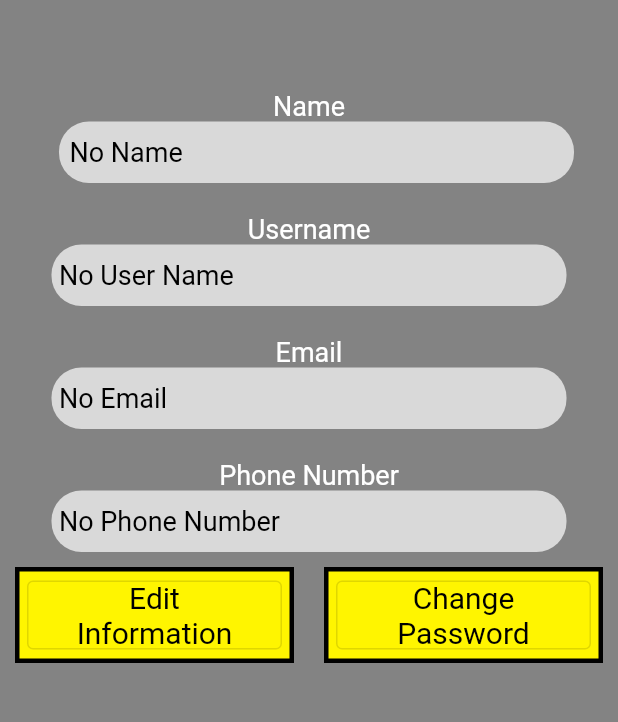
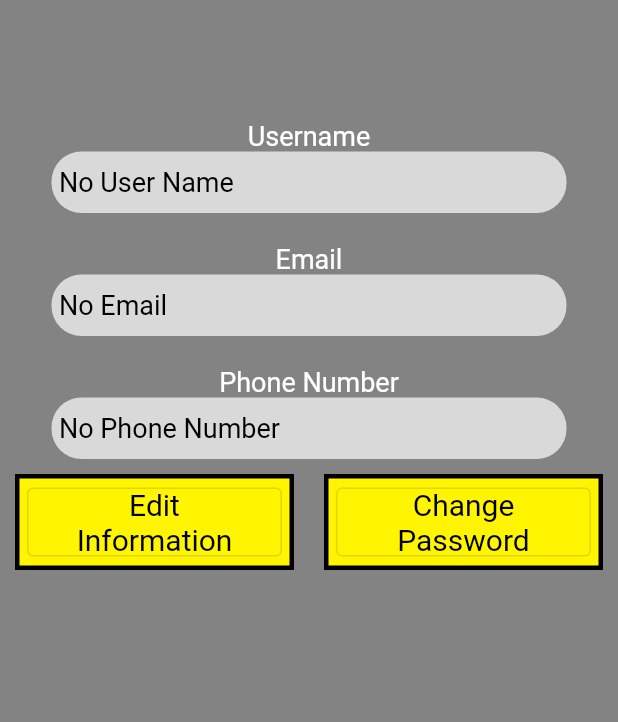
Before and after one commit to smaliszewski15/jct_mobile_app, a Flutter app: the Profile screen opened directly, on a phone screen of 412 x 824 dp, the part 444-1166 px from its top. Run offline on Flutter 3.47's test engine with Material 2 defaults, Android fonts, the phone set to English and light mode, and no system bars; our stand-ins replace audio_video_progress_bar, just_audio, permission_handler, shared_preferences; missing offline and left inert: audio_session, flutter_sound; accounts and stored records are empty; network calls fail.

Commit message:
Removed the name field from the users

```diff
--- a/lib/screens/edit_profile.dart
+++ b/lib/screens/edit_profile.dart
@@ -15,12 +15,6 @@ class EditUserProfilePage extends StatefulWidget {
 class _EditUserProfilePageState extends State<EditUserProfilePage> {
   @override
   void initState() {
-    name = CustomTextField(
-        minLength: 2,
-        maxLength: 100,
-        fieldName: 'Name',
-        fieldEntry: user.name,
-        tooltipKey: GlobalKey<TooltipState>());
     username = CustomTextField(
         minLength: 2,
         maxLength: 255,
--- a/lib/screens/user_profile.dart
+++ b/lib/screens/user_profile.dart
@@ -4,7 +4,6 @@ import '../utils/globals.dart';
 import '../utils/user.dart';
 
 class UserProfilePage extends StatelessWidget {
-
   @override
   Widget build(BuildContext context) {
     try {
@@ -12,8 +11,7 @@ class UserProfilePage extends StatelessWidget {
         return Profile();
       }
       return notLogged(context);
-    }
-    catch(e) {
+    } catch (e) {
       print(e.toString());
       return notLogged(context);
     }
@@ -99,13 +97,11 @@ class UserProfilePage extends StatelessWidget {
 }
 
 class Profile extends StatefulWidget {
-
   @override
   _ProfileState createState() => _ProfileState();
 }
 
 class _ProfileState extends State<Profile> {
-
   @override
   void initState() {
     super.initState();
@@ -135,7 +131,8 @@ class _ProfileState extends State<Profile> {
                 child: Container(
                   decoration: const BoxDecoration(
                     image: DecorationImage(
-                      image: AssetImage('assets/images/default-profile-image.jpg'),
+                      image:
+                          AssetImage('assets/images/default-profile-image.jpg'),
                       fit: BoxFit.cover,
                     ),
                   ),
@@ -146,39 +143,6 @@ class _ProfileState extends State<Profile> {
                 alignment: Alignment.topCenter,
                 child: Column(
                   mainAxisAlignment: MainAxisAlignment.center,
-                  children: <Widget>[
-                    Column(
-                      children: <Widget>[
-                        Text(
-                          'Name',
-                          style: TextStyle(
-                            fontSize: smallFontSize,
-                            color: textColor,
-                          ),
-                          textAlign: TextAlign.center,
-                        ),
-                        Container(
-                          width: MediaQuery.of(context).size.width / 1.2,
-                          margin: const EdgeInsets.only(left: 10),
-                          padding: const EdgeInsets.symmetric(
-                              vertical: 10, horizontal: 7),
-                          decoration: BoxDecoration(
-                            color: textFieldBackingColor,
-                            borderRadius: const BorderRadius.all(
-                                Radius.circular(roundedCorners)),
-                          ),
-                          child: Text(
-                            user.name == '' ? 'No Name' : user.name,
-                            style: TextStyle(
-                              fontSize: smallFontSize,
-                              color: buttonTextColor,
-                            ),
-                            textAlign: TextAlign.left,
-                          ),
-                        ),
-                      ],
-                    ),
-                    Column(
                   children: <Widget>[
                     Container(
                       margin: const EdgeInsets.only(top: 20),
@@ -209,10 +173,6 @@ class _ProfileState extends State<Profile> {
                         textAlign: TextAlign.left,
                       ),
                     ),
-                      ],
-                    ),
-                    Column(
-                      children: <Widget>[
                     Container(
                       margin: const EdgeInsets.only(top: 20),
                       child: Text(
@@ -242,10 +202,6 @@ class _ProfileState extends State<Profile> {
                         textAlign: TextAlign.left,
                       ),
                     ),
-                      ],
-                    ),
-                    Column(
-                      children: <Widget>[
                     Container(
                       margin: const EdgeInsets.only(top: 20),
                       child: Text(
@@ -268,7 +224,9 @@ class _ProfileState extends State<Profile> {
                             Radius.circular(roundedCorners)),
                       ),
                       child: Text(
-                            user.phoneNumber == '' ? 'No Phone Number' : user.phoneNumber,
+                        user.phoneNumber == ''
+                            ? 'No Phone Number'
+                            : user.phoneNumber,
                         style: TextStyle(
                           fontSize: smallFontSize,
                           color: buttonTextColor,
@@ -276,15 +234,14 @@ class _ProfileState extends State<Profile> {
                         textAlign: TextAlign.left,
                       ),
                     ),
-                      ],
-                    ),
                     Row(
                       mainAxisAlignment: MainAxisAlignment.center,
                       children: <Widget>[
                         Expanded(
                           flex: 5,
                           child: Container(
-                            margin: const EdgeInsets.symmetric(vertical: 5, horizontal: 10),
+                            margin: const EdgeInsets.symmetric(
+                                vertical: 5, horizontal: 10),
                             padding: const EdgeInsets.all(5),
                             decoration: BoxDecoration(
                               color: gold,
@@ -292,7 +249,8 @@ class _ProfileState extends State<Profile> {
                             ),
                             child: OutlinedButton(
                               onPressed: () {
-                                Navigator.pushNamed(context, '/profile/edit/information');
+                                Navigator.pushNamed(
+                                    context, '/profile/edit/information');
                               },
                               child: Text(
                                 'Edit Information',
@@ -309,7 +267,8 @@ class _ProfileState extends State<Profile> {
                         Expanded(
                           flex: 5,
                           child: Container(
-                            margin: const EdgeInsets.symmetric(vertical: 5, horizontal: 10),
+                            margin: const EdgeInsets.symmetric(
+                                vertical: 5, horizontal: 10),
                             padding: const EdgeInsets.all(5),
                             decoration: BoxDecoration(
                               color: gold,
--- a/lib/utils/user.dart
+++ b/lib/utils/user.dart
@@ -6,7 +6,6 @@ import '../utils/globals.dart';
 
 class User {
   late int id;
-  late String name;
   late String username;
   late String email;
   late String password;
@@ -16,13 +15,12 @@ class User {
   bool logged = false;
   late String authToken;
 
-  User({this.id = -1, this.username = '', this.email = '', this.password = '', this.phoneNumber = '', this.name = '', this.authToken = '', this.isAdmin = false, this.isVerified = false});
+  User({this.id = -1, this.username = '', this.email = '', this.password = '', this.phoneNumber = '', this.authToken = '', this.isAdmin = false, this.isVerified = false});
 
   factory User.userFromJson(Map<String, dynamic> json) {
     String token = json.containsKey('token') ? json['token'] : '';
     var data = json['user'];
     int id = data['ID'];
-    String name = data.containsKey('Name') ? data['Name'] : '';
     String username = data['UserName'];
     String email = data['Email'];
     String phonenumber = data.containsKey('Phone') ? data['Phone'] ?? '' : '';
@@ -38,7 +36,7 @@ class User {
     } else {
       isVarified = false;
     }
-    User newUser = User(id: id, name: name, username: username, phoneNumber: phonenumber, email: email, authToken: token, isAdmin: isAdmin, isVerified: isVarified);
+    User newUser = User(id: id, username: username, phoneNumber: phonenumber, email: email, authToken: token, isAdmin: isAdmin, isVerified: isVarified);
     newUser.logged = true;
     return newUser;
   }
@@ -149,7 +147,7 @@ class User {
   }
 
   String toString() {
-    String user = 'Name: ${this.name}\nUsername: ${this.username}\nEmail: ${this.email}\nPassword: ${this.password}';
+    String user = 'Username: ${this.username}\nEmail: ${this.email}\nPassword: ${this.password}';
     return user;
   }
 }
```
Lines whose indentation alone changed are shown as unchanged.
